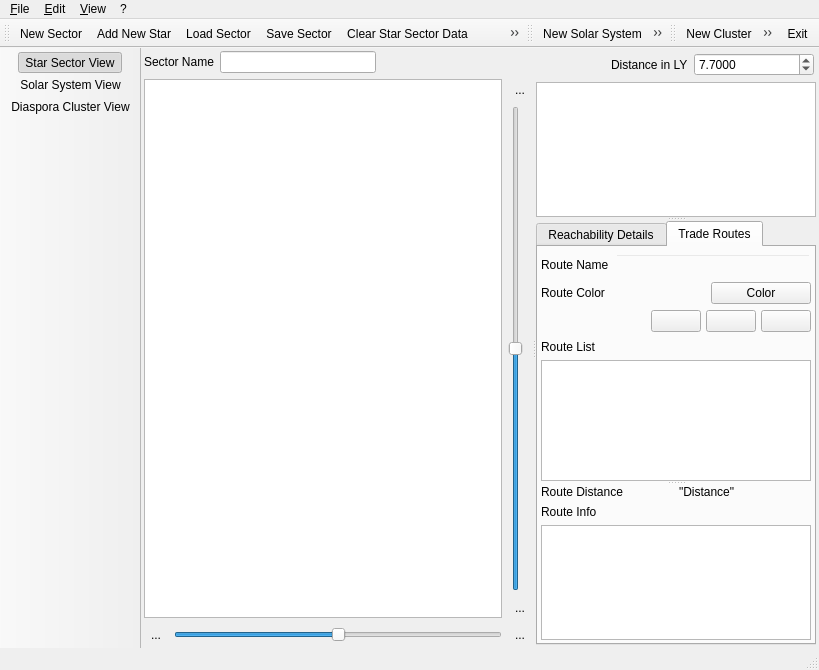
Above: src/warpmainwindow.ui from maxlambertini/Warp2010 before the change. Below: the same form after it.
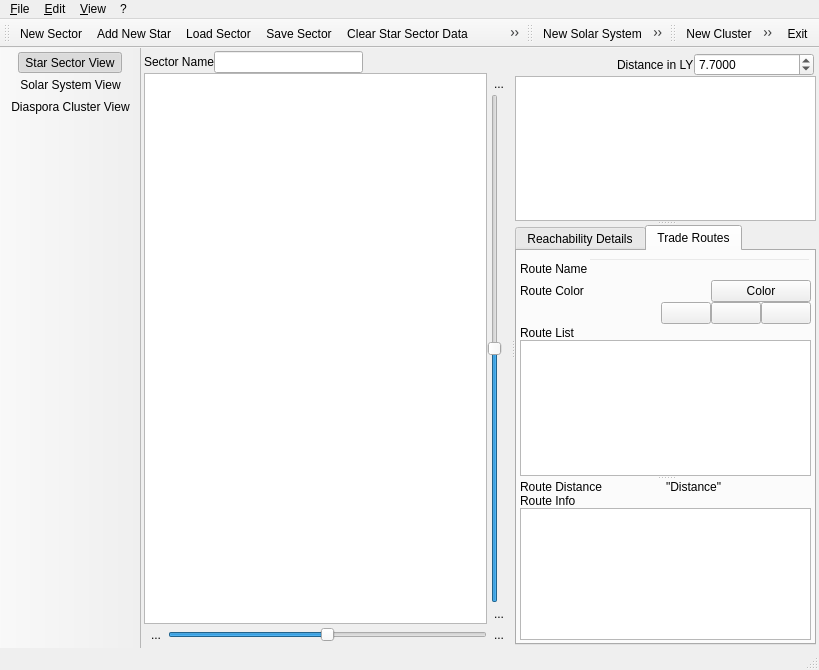
That is the form after the change. The open tabs and pages were chosen to show the change. Icons and pictures are not drawn. Custom widgets are drawn as their Qt base class.

```diff
--- a/src/warpmainwindow.ui
+++ b/src/warpmainwindow.ui
@@ -71,8 +71,14 @@
          </property>
          <item>
           <layout class="QVBoxLayout" name="verticalLayout_5">
+           <property name="spacing">
+            <number>0</number>
+           </property>
            <item>
             <layout class="QHBoxLayout" name="horizontalLayout_6" stretch="0,0,0">
+             <property name="spacing">
+              <number>0</number>
+             </property>
              <item>
               <widget class="QLabel" name="label_7">
                <property name="text">
@@ -110,6 +116,9 @@
            </item>
            <item>
             <layout class="QHBoxLayout" name="horizontalLayout_3">
+             <property name="spacing">
+              <number>0</number>
+             </property>
              <item>
               <widget class="QGraphicsView" name="graphicsView">
                <property name="minimumSize">
@@ -137,6 +146,9 @@
              </item>
              <item>
               <layout class="QVBoxLayout" name="verticalLayout_4">
+               <property name="spacing">
+                <number>0</number>
+               </property>
                <item>
                 <widget class="QToolButton" name="btnZoomUp">
                  <property name="toolTip">
@@ -196,6 +208,9 @@
            </item>
            <item>
             <layout class="QHBoxLayout" name="horizontalLayout_2">
+             <property name="spacing">
+              <number>0</number>
+             </property>
              <item>
               <widget class="QToolButton" name="btnRotateLeft">
                <property name="toolTip">
@@ -309,13 +324,31 @@
        </widget>
       </widget>
       <widget class="QSplitter" name="splitterStarInfo">
+       <property name="sizePolicy">
+        <sizepolicy hsizetype="Expanding" vsizetype="Expanding">
+         <horstretch>0</horstretch>
+         <verstretch>0</verstretch>
+        </sizepolicy>
+       </property>
+       <property name="maximumSize">
+        <size>
+         <width>600</width>
+         <height>16777215</height>
+        </size>
+       </property>
        <property name="orientation">
         <enum>Qt::Vertical</enum>
        </property>
        <widget class="QWidget" name="layoutWidget">
         <layout class="QVBoxLayout" name="verticalLayout_3">
+         <property name="spacing">
+          <number>0</number>
+         </property>
          <item>
           <layout class="QHBoxLayout" name="horizontalLayout">
+           <property name="spacing">
+            <number>0</number>
+           </property>
            <property name="leftMargin">
             <number>0</number>
            </property>
@@ -424,7 +457,7 @@
         </property>
         <property name="maximumSize">
          <size>
-          <width>280</width>
+          <width>600</width>
           <height>16777215</height>
          </size>
         </property>
@@ -485,6 +518,9 @@
           <string>Trade Routes</string>
          </attribute>
          <layout class="QVBoxLayout" name="verticalLayout_19">
+          <property name="spacing">
+           <number>0</number>
+          </property>
           <property name="leftMargin">
            <number>3</number>
           </property>
@@ -506,7 +542,7 @@
              <number>0</number>
             </property>
             <property name="spacing">
-             <number>6</number>
+             <number>0</number>
             </property>
             <item row="0" column="0">
              <widget class="QLabel" name="label">
@@ -572,7 +608,7 @@
           <item>
            <layout class="QHBoxLayout" name="horizontalLayout_5">
             <property name="spacing">
-             <number>5</number>
+             <number>0</number>
             </property>
             <property name="topMargin">
              <number>0</number>
@@ -672,7 +708,7 @@
             <widget class="QWidget" name="layoutWidget">
              <layout class="QVBoxLayout" name="verticalLayout_9">
               <property name="spacing">
-               <number>6</number>
+               <number>0</number>
               </property>
               <item>
                <widget class="QLabel" name="label_4">
@@ -704,8 +740,14 @@
             </widget>
             <widget class="QWidget" name="layoutWidget">
              <layout class="QVBoxLayout" name="verticalLayout_11">
+              <property name="spacing">
+               <number>0</number>
+              </property>
               <item>
                <layout class="QGridLayout" name="gridLayout_2">
+                <property name="spacing">
+                 <number>0</number>
+                </property>
                 <item row="0" column="0">
                  <widget class="QLabel" name="label_5">
                   <property name="text">
@@ -724,6 +766,9 @@
               </item>
               <item>
                <layout class="QVBoxLayout" name="verticalLayout_10">
+                <property name="spacing">
+                 <number>0</number>
+                </property>
                 <item>
                  <widget class="QLabel" name="label_6">
                   <property name="text">
```
Left out of the diff: 39 changed lines with no effect on the pictures.
